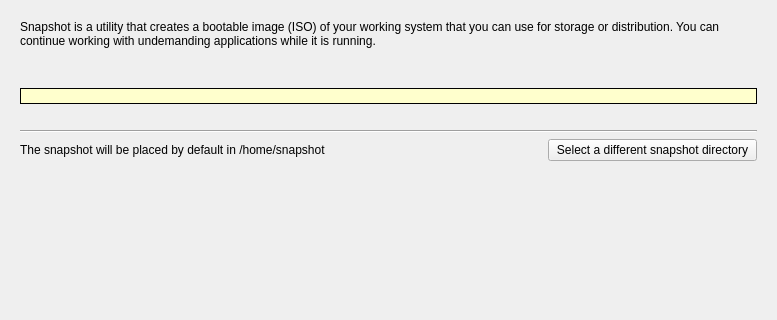
Qt form mxsnapshot.ui (AdrianTM/mx-snapshot-old) before a commit; both pictures show x 0 to 777 and y 0 to 320 of the 777 by 505 pixel window.
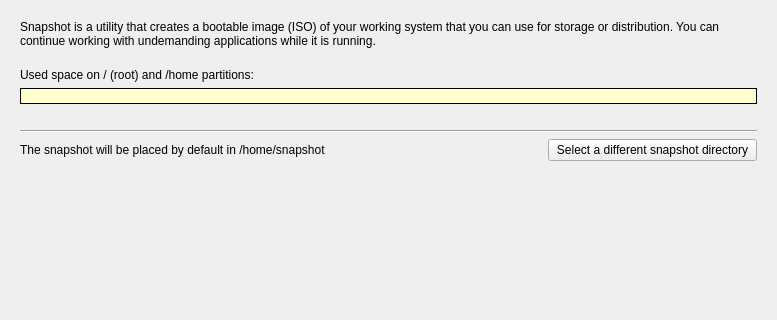
The same form after that commit. The open tabs and pages were chosen to show the change. Icons and pictures are not drawn.

Commit message: changed info displayed on first screen

```diff
--- a/mxsnapshot.ui
+++ b/mxsnapshot.ui
@@ -47,7 +47,7 @@
        <item row="1" column="0" colspan="3">
         <widget class="QLabel" name="labelCurrentSpace">
          <property name="text">
-          <string/>
+          <string>Used space on / (root) and /home partitions:</string>
          </property>
          <property name="wordWrap">
           <bool>true</bool>
```
Left out of the diff: 5 changed lines with no effect on the pictures. The commit also changes 2 other files.
